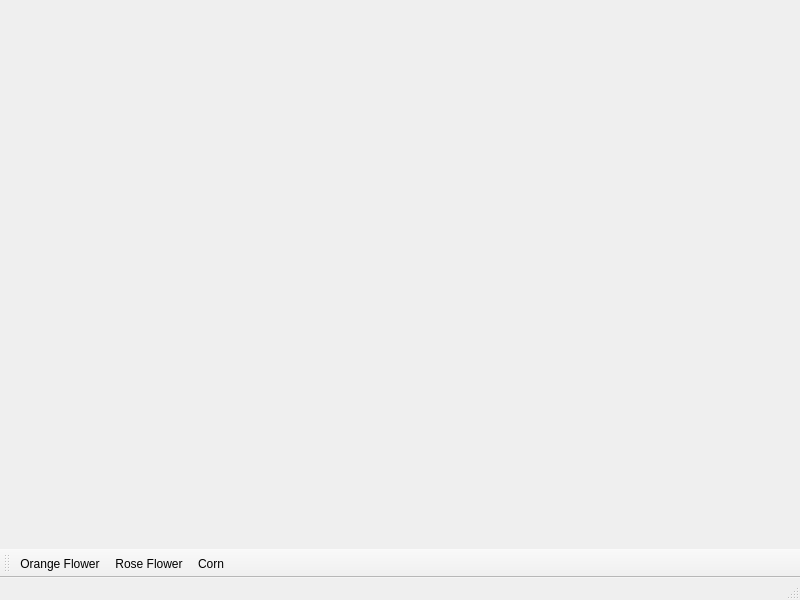
Above: EducationalApplication/mainwindow.ui from scottskidmore/EducationGame before the change. Below: the same form after it.
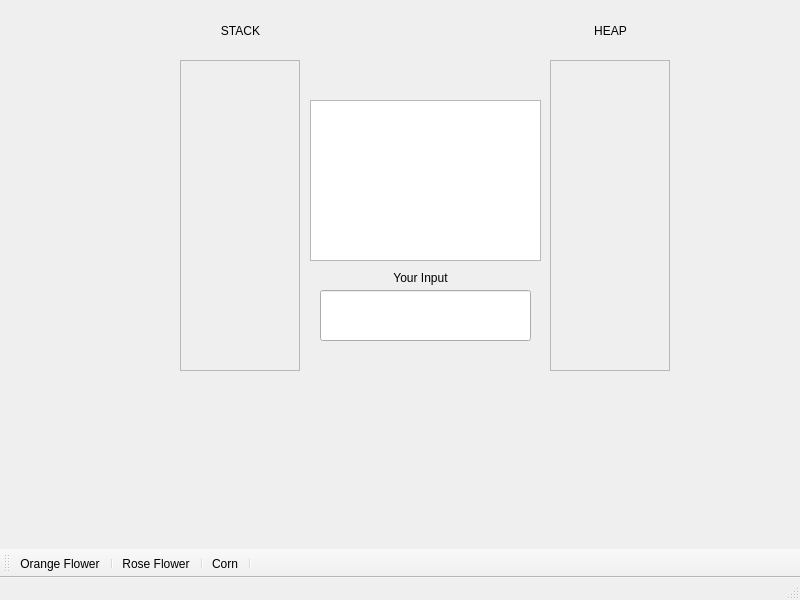
That is the form after the change. Icons and pictures are not drawn.

Commit message: Created a Basic UI

Diff of the .ui file:
```diff
--- a/EducationalApplication/mainwindow.ui
+++ b/EducationalApplication/mainwindow.ui
@@ -13,7 +13,122 @@
   <property name="windowTitle">
    <string>MainWindow</string>
   </property>
-  <widget class="QWidget" name="centralwidget"/>
+  <widget class="QWidget" name="centralwidget">
+   <widget class="QScrollArea" name="scrollArea">
+    <property name="geometry">
+     <rect>
+      <x>180</x>
+      <y>60</y>
+      <width>120</width>
+      <height>311</height>
+     </rect>
+    </property>
+    <property name="widgetResizable">
+     <bool>true</bool>
+    </property>
+    <widget class="QWidget" name="scrollAreaWidgetContents">
+     <property name="geometry">
+      <rect>
+       <x>0</x>
+       <y>0</y>
+       <width>118</width>
+       <height>309</height>
+      </rect>
+     </property>
+    </widget>
+   </widget>
+   <widget class="QScrollArea" name="scrollArea_2">
+    <property name="geometry">
+     <rect>
+      <x>550</x>
+      <y>60</y>
+      <width>120</width>
+      <height>311</height>
+     </rect>
+    </property>
+    <property name="widgetResizable">
+     <bool>true</bool>
+    </property>
+    <widget class="QWidget" name="scrollAreaWidgetContents_2">
+     <property name="geometry">
+      <rect>
+       <x>0</x>
+       <y>0</y>
+       <width>118</width>
+       <height>309</height>
+      </rect>
+     </property>
+    </widget>
+   </widget>
+   <widget class="QLabel" name="label">
+    <property name="geometry">
+     <rect>
+      <x>190</x>
+      <y>20</y>
+      <width>101</width>
+      <height>21</height>
+     </rect>
+    </property>
+    <property name="text">
+     <string>STACK</string>
+    </property>
+    <property name="alignment">
+     <set>Qt::AlignCenter</set>
+    </property>
+   </widget>
+   <widget class="QLabel" name="label_2">
+    <property name="geometry">
+     <rect>
+      <x>570</x>
+      <y>20</y>
+      <width>81</width>
+      <height>21</height>
+     </rect>
+    </property>
+    <property name="text">
+     <string>HEAP</string>
+    </property>
+    <property name="alignment">
+     <set>Qt::AlignCenter</set>
+    </property>
+   </widget>
+   <widget class="QTextBrowser" name="textBrowser">
+    <property name="geometry">
+     <rect>
+      <x>310</x>
+      <y>100</y>
+      <width>231</width>
+      <height>161</height>
+     </rect>
+    </property>
+   </widget>
+   <widget class="QLineEdit" name="lineEdit">
+    <property name="geometry">
+     <rect>
+      <x>320</x>
+      <y>290</y>
+      <width>211</width>
+      <height>51</height>
+     </rect>
+    </property>
+   </widget>
+   <widget class="QLabel" name="label_3">
+    <property name="geometry">
+     <rect>
+      <x>390</x>
+      <y>270</y>
+      <width>61</width>
+      <height>16</height>
+     </rect>
+    </property>
+    <property name="text">
+     <string>Your Input</string>
+    </property>
+    <property name="alignment">
+     <set>Qt::AlignCenter</set>
+    </property>
+   </widget>
+  </widget>
   <widget class="QMenuBar" name="menubar">
    <property name="geometry">
     <rect>
@@ -28,8 +143,8 @@
   <widget class="QToolBar" name="toolBar">
    <property name="maximumSize">
     <size>
-     <width>16777215</width>
-     <height>16777215</height>
+     <width>10000</width>
+     <height>225</height>
     </size>
    </property>
    <property name="windowTitle">
@@ -48,8 +163,11 @@
     <bool>false</bool>
    </attribute>
    <addaction name="actionOrange_Flower"/>
+   <addaction name="separator"/>
    <addaction name="actionRose_Flower"/>
+   <addaction name="separator"/>
    <addaction name="actionCorn"/>
+   <addaction name="separator"/>
   </widget>
   <action name="actionOrange_Flower">
    <property name="icon">
```
